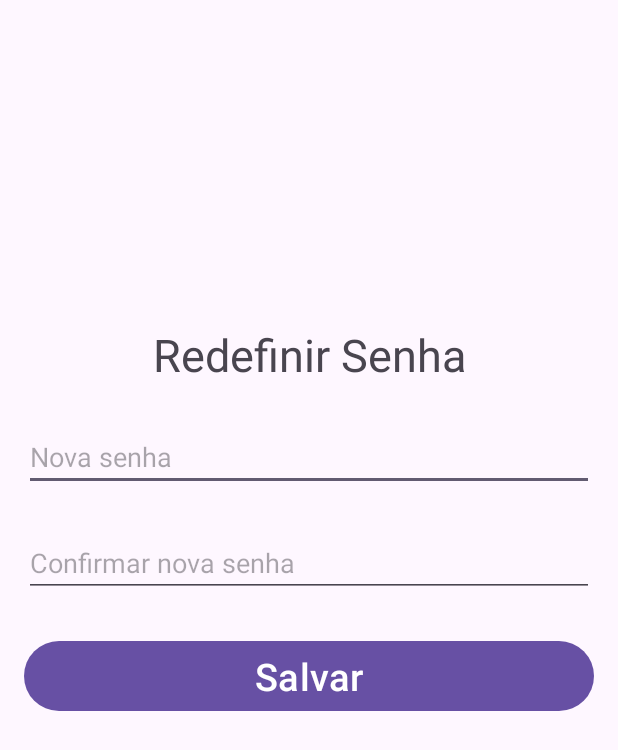
After one commit to Matheus-Oliveira-Dev/ProjetoEniac, an Android app: the Redefinir_senha screen opened directly, with no data from a screen before it, on a phone screen of 412 x 824 dp. The commit adds this screen. Shown: the top 750 px of the screen. Run offline under Robolectric (Android 15) with nearby library versions, the phone set to English and light mode, and no system bars.

Commit message:
Recuperação/Redefinição de senha

```diff
--- a/app/src/main/AndroidManifest.xml
+++ b/app/src/main/AndroidManifest.xml
@@ -12,6 +12,12 @@
         android:supportsRtl="true"
         android:theme="@style/Theme.ProjetoEniac"
         tools:targetApi="31">
+        <activity
+            android:name=".Redefinir_senha"
+            android:exported="false" />
+        <activity
+            android:name=".Recuperar_senha"
+            android:exported="false" />
         <activity
             android:name=".CadastrarAnimal"
             android:exported="false" />
--- /dev/null
+++ b/app/src/main/java/com/example/projetoeniac/Redefinir_senha.java
@@ -0,0 +1,46 @@
+package com.example.projetoeniac;
+
+import android.os.Bundle;
+import android.widget.Button;
+import android.widget.EditText;
+import android.widget.Toast;
+import androidx.appcompat.app.AppCompatActivity;
+
+public class Redefinir_senha extends AppCompatActivity {
+    EditText etNovaSenha, etConfirmarSenha;
+    Button btnSalvar;
+    BancoControllerUsuarios dbController;
+    String email;
+
+    @Override
+    protected void onCreate(Bundle savedInstanceState) {
+        super.onCreate(savedInstanceState);
+        setContentView(R.layout.activity_redefinir_senha);
+
+        etNovaSenha = findViewById(R.id.et_nova_senha);
+        etConfirmarSenha = findViewById(R.id.et_confirmar_senha);
+        btnSalvar = findViewById(R.id.btn_salvar);
+        dbController = new BancoControllerUsuarios(this);
+
+        email = getIntent().getStringExtra("email");
+
+        btnSalvar.setOnClickListener(view -> {
+            String novaSenha = etNovaSenha.getText().toString().trim();
+            String confirmarSenha = etConfirmarSenha.getText().toString().trim();
+
+            if (novaSenha.isEmpty() || confirmarSenha.isEmpty()) {
+                Toast.makeText(this, "Preencha todos os campos", Toast.LENGTH_SHORT).show();
+            } else if (!novaSenha.equals(confirmarSenha)) {
+                Toast.makeText(this, "As senhas não coincidem", Toast.LENGTH_SHORT).show();
+            } else {
+                boolean sucesso = dbController.atualizarSenha(email, novaSenha);
+                if (sucesso) {
+                    Toast.makeText(this, "Senha atualizada com sucesso!", Toast.LENGTH_SHORT).show();
+                    finish();
+                } else {
+                    Toast.makeText(this, "Erro ao atualizar a senha", Toast.LENGTH_SHORT).show();
+                }
+            }
+        });
+    }
+}
--- a/app/src/main/res/layout/activity_cadastrar_animal.xml
+++ b/app/src/main/res/layout/activity_cadastrar_animal.xml
@@ -1,6 +1,5 @@
 <?xml version="1.0" encoding="utf-8"?>
 <LinearLayout xmlns:android="http://schemas.android.com/apk/res/android"
-    xmlns:tools="http://schemas.android.com/tools"
     android:id="@+id/main"
     android:layout_width="match_parent"
     android:layout_height="match_parent"
--- /dev/null
+++ b/app/src/main/res/layout/activity_redefinir_senha.xml
@@ -0,0 +1,40 @@
+<?xml version="1.0" encoding="utf-8"?>
+<LinearLayout xmlns:android="http://schemas.android.com/apk/res/android"
+    android:layout_width="match_parent"
+    android:layout_height="match_parent"
+    android:orientation="vertical"
+    android:padding="16dp">
+
+    <TextView
+        android:layout_width="match_parent"
+        android:layout_height="wrap_content"
+        android:text="Redefinir Senha"
+        android:textAlignment="center"
+        android:textSize="30dp"
+        android:layout_marginTop="200dp"/>
+
+    <EditText
+        android:id="@+id/et_nova_senha"
+        android:layout_width="match_parent"
+        android:layout_height="wrap_content"
+        android:hint="Nova senha"
+        android:inputType="textPassword"
+        android:layout_marginTop="25dp" />
+
+    <EditText
+        android:id="@+id/et_confirmar_senha"
+        android:layout_width="match_parent"
+        android:layout_height="wrap_content"
+        android:hint="Confirmar nova senha"
+        android:inputType="textPassword"
+        android:layout_marginTop="25dp"/>
+
+    <Button
+        android:id="@+id/btn_salvar"
+        android:layout_width="match_parent"
+        android:layout_height="wrap_content"
+        android:text="Salvar"
+        android:layout_marginTop="25dp"
+        android:textSize="25dp"/>
+
+</LinearLayout>
```
Also changed, not shown: app/src/main/java/com/example/projetoeniac/BancoControllerUsuarios.java (+26 -28 lines), app/src/main/java/com/example/projetoeniac/CriaBanco.java (+5 -9 lines), app/src/main/java/com/example/projetoeniac/Recuperar_senha.java (added, +38 -0 lines), app/src/main/res/layout/activity_recuperar_senha.xml (added, +30 -0 lines).
